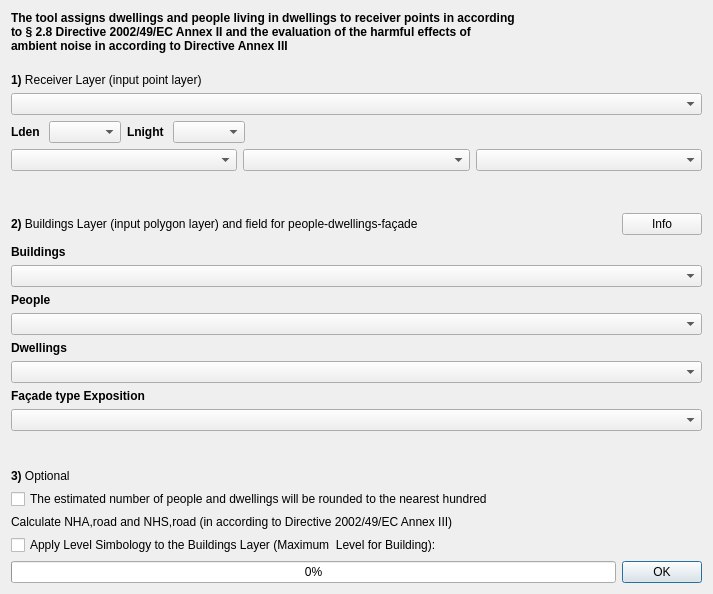
Before: the Qt Designer form tools/ui_NoiseExposure.ui in pierluigiderosa/openoise, drawn with Qt 5.
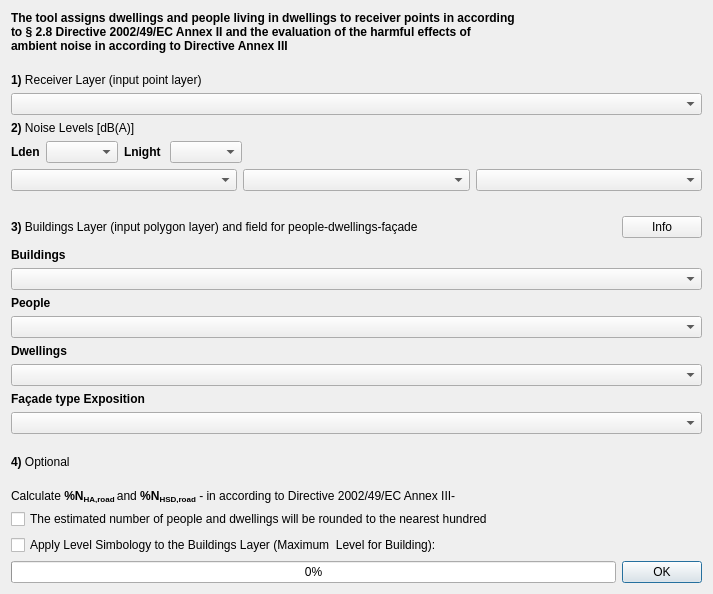
After: the same form once the commit is applied. Custom widgets are drawn as their Qt base class.

```diff
--- a/tools/ui_NoiseExposure.ui
+++ b/tools/ui_NoiseExposure.ui
@@ -75,6 +75,13 @@
      </item>
     </layout>
    </item>
+   <item>
+    <widget class="QLabel" name="label_10">
+     <property name="text">
+      <string>&lt;html&gt;&lt;head/&gt;&lt;body&gt;&lt;p&gt;&lt;span style=&quot; font-weight:600;&quot;&gt;2)&lt;/span&gt; Noise Levels [dB(A)]&lt;/p&gt;&lt;/body&gt;&lt;/html&gt;</string>
+     </property>
+    </widget>
+   </item>
    <item>
     <layout class="QVBoxLayout" name="verticalLayout">
      <item>
@@ -82,7 +89,7 @@
        <item>
         <widget class="QLabel" name="label_5">
          <property name="text">
-          <string>&lt;html&gt;&lt;head/&gt;&lt;body&gt;&lt;p&gt;&lt;span style=&quot; font-weight:600;&quot;&gt;Lden  &lt;/span&gt;&lt;/p&gt;&lt;/body&gt;&lt;/html&gt;</string>
+          <string>&lt;html&gt;&lt;head/&gt;&lt;body&gt;&lt;p&gt;&lt;span style=&quot; font-weight:600;&quot;&gt;Lden&lt;/span&gt;&lt;/p&gt;&lt;/body&gt;&lt;/html&gt;</string>
          </property>
         </widget>
        </item>
@@ -164,7 +171,7 @@
           </sizepolicy>
          </property>
          <property name="text">
-          <string>&lt;html&gt;&lt;head/&gt;&lt;body&gt;&lt;p&gt;&lt;span style=&quot; font-weight:600;&quot;&gt;2) &lt;/span&gt; Buildings Layer (input polygon layer) and field for people-dwellings-façade&lt;/p&gt;&lt;/body&gt;&lt;/html&gt;</string>
+          <string>&lt;html&gt;&lt;head/&gt;&lt;body&gt;&lt;p&gt;&lt;span style=&quot; font-weight:600;&quot;&gt;3) &lt;/span&gt;Buildings Layer (input polygon layer) and field for people-dwellings-façade&lt;/p&gt;&lt;/body&gt;&lt;/html&gt;</string>
          </property>
         </widget>
        </item>
@@ -299,7 +306,14 @@
      <item>
       <widget class="QLabel" name="label_8">
        <property name="text">
-        <string>&lt;html&gt;&lt;head/&gt;&lt;body&gt;&lt;p&gt;&lt;span style=&quot; font-weight:600;&quot;&gt;3)&lt;/span&gt; Optional&lt;/p&gt;&lt;/body&gt;&lt;/html&gt;</string>
+        <string>&lt;html&gt;&lt;head/&gt;&lt;body&gt;&lt;p&gt;&lt;span style=&quot; font-weight:600;&quot;&gt;4)&lt;/span&gt; Optional&lt;br/&gt;&lt;/p&gt;&lt;/body&gt;&lt;/html&gt;</string>
+       </property>
+      </widget>
+     </item>
+     <item>
+      <widget class="QLabel" name="label_9">
+       <property name="text">
+        <string>&lt;html&gt;&lt;head/&gt;&lt;body&gt;&lt;p&gt;Calculate &lt;span style=&quot; font-weight:600;&quot;&gt;%N&lt;/span&gt;&lt;span style=&quot; font-weight:600; vertical-align:sub;&quot;&gt;HA,road &lt;/span&gt;and&lt;span style=&quot; font-weight:600;&quot;&gt; %N&lt;/span&gt;&lt;span style=&quot; font-weight:600; vertical-align:sub;&quot;&gt;HSD,road&lt;/span&gt; - in according to Directive 2002/49/EC Annex III-&lt;/p&gt;&lt;/body&gt;&lt;/html&gt;</string>
        </property>
       </widget>
      </item>
@@ -310,13 +324,6 @@
        </property>
       </widget>
      </item>
-     <item>
-      <widget class="QLabel" name="label_9">
-       <property name="text">
-        <string>Calculate NHA,road and NHS,road (in according to Directive 2002/49/EC Annex III)</string>
-       </property>
-      </widget>
-     </item>
      <item>
       <widget class="QCheckBox" name="applyNoiseSimbology">
        <property name="text">
```
